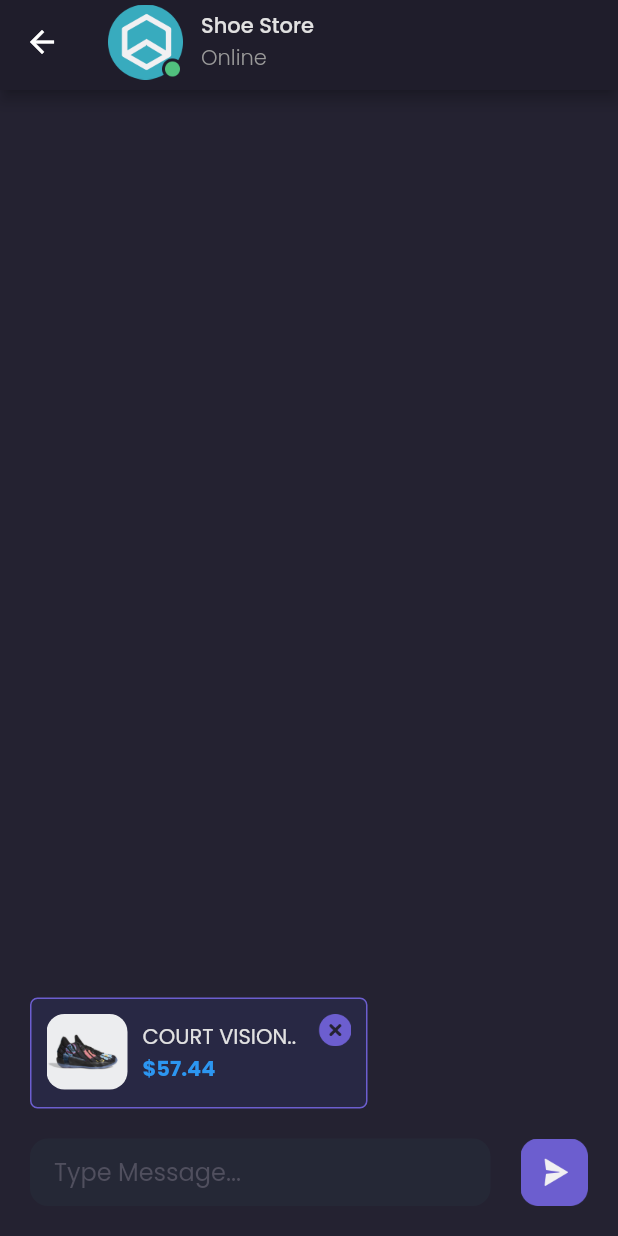
After one commit to TOGICANDRA2734/shamo, a Flutter app: the DetailChatPage screen opened by its route, on a phone screen of 412 x 824 dp. The commit adds this screen. Run offline on Flutter 3.47's test engine with Material 2 defaults, Android fonts, the phone set to English and light mode, and no system bars; our stand-ins replace google_fonts.

Commit message:
Added Chat Page

```diff
--- a/lib/main.dart
+++ b/lib/main.dart
@@ -1,5 +1,6 @@
 import 'package:flutter/material.dart';
-import 'package:shamo/pages/main_page.dart';
+import 'package:shamo/pages/detail_chat_page.dart';
+import 'package:shamo/pages/home/main_page.dart';
 import 'package:shamo/pages/sign_in_page.dart';
 import 'package:shamo/pages/sign_up_page.dart';
 import 'package:shamo/pages/splash_page.dart';
@@ -9,14 +10,12 @@ void main() => runApp(MyApp());
 class MyApp extends StatelessWidget {
   @override
   Widget build(BuildContext context) {
-    return MaterialApp(
-      debugShowCheckedModeBanner: false,
-      routes: {
-        '/': (context) => SplashPage(),
-        '/sign-in': (context) => SignInPage(),
-        '/sign-up': (context) => SignUpPage(),
-        '/home': (context) => MainPage(),
-      }
-    );
+    return MaterialApp(debugShowCheckedModeBanner: false, routes: {
+      '/': (context) => SplashPage(),
+      '/sign-in': (context) => SignInPage(),
+      '/sign-up': (context) => SignUpPage(),
+      '/home': (context) => MainPage(),
+      '/detail-chat': (context) => DetailChatPage(),
+    });
   }
 }
--- /dev/null
+++ b/lib/pages/detail_chat_page.dart
@@ -0,0 +1,144 @@
+import 'package:flutter/material.dart';
+import 'package:shamo/theme.dart';
+
+class DetailChatPage extends StatelessWidget {
+  @override
+  Widget build(BuildContext context) {
+    Widget productPreview() {
+      return Container(
+        width: 225,
+        height: 74,
+        margin: EdgeInsets.only(bottom: 20),
+        padding: EdgeInsets.all(10),
+        decoration: BoxDecoration(
+            color: bgColor5,
+            borderRadius: BorderRadius.circular(5),
+            border: Border.all(color: primaryColor)),
+        child: Row(
+          crossAxisAlignment: CrossAxisAlignment.start,
+          children: [
+            ClipRRect(
+              borderRadius: BorderRadius.circular(12),
+              child: Image.asset(
+                'assets/image_shoes.png',
+                width: 54,
+              ),
+            ),
+            SizedBox(width: 10),
+            Expanded(
+              child: Column(
+                crossAxisAlignment: CrossAxisAlignment.start,
+                mainAxisAlignment: MainAxisAlignment.center,
+                children: [
+                  Text(
+                    'COURT VISION.. ',
+                    style: primaryTextStyle.copyWith(
+                      fontSize: 14,
+                    ),
+                    overflow: TextOverflow.ellipsis,
+                  ),
+                  Text(
+                    '\$57.44',
+                    style: secondaryTextStyle.copyWith(
+                        color: priceColor, fontWeight: bold),
+                  ),
+                ],
+              ),
+            ),
+            Image.asset(
+              'assets/close_button.png',
+              width: 22,
+            ),
+          ],
+        ),
+      );
+    }
+
+    Widget chatInput() {
+      return Container(
+        margin: EdgeInsets.all(20),
+        child: Column(
+          crossAxisAlignment: CrossAxisAlignment.start,
+          mainAxisSize: MainAxisSize.min,
+          children: [
+            productPreview(),
+            Row(
+              children: [
+                Expanded(
+                  child: Container(
+                    height: 45,
+                    padding: EdgeInsets.symmetric(
+                      horizontal: 16,
+                    ),
+                    decoration: BoxDecoration(
+                      color: bgColor4,
+                      borderRadius: BorderRadius.circular(12),
+                    ),
+                    child: Center(
+                      child: TextFormField(
+                        decoration: InputDecoration.collapsed(
+                            hintText: 'Type Message...',
+                            hintStyle: subtitleTextStyle),
+                      ),
+                    ),
+                  ),
+                ),
+                SizedBox(
+                  width: 20,
+                ),
+                Image.asset(
+                  'assets/button_send.png',
+                  width: 45,
+                )
+              ],
+            ),
+          ],
+        ),
+      );
+    }
+
+    return Scaffold(
+      backgroundColor: bgColor3,
+      appBar: PreferredSize(
+        child: AppBar(
+          centerTitle: false,
+          backgroundColor: bgColor1,
+          title: Row(
+            children: [
+              Image.asset(
+                'assets/online_user.png',
+                width: 50,
+              ),
+              SizedBox(
+                width: 12,
+              ),
+              Expanded(
+                child: Column(
+                  crossAxisAlignment: CrossAxisAlignment.start,
+                  children: [
+                    Text(
+                      'Shoe Store',
+                      style: primaryTextStyle.copyWith(
+                        fontSize: 14,
+                        fontWeight: medium,
+                      ),
+                    ),
+                    Text(
+                      'Online',
+                      style: secondaryTextStyle.copyWith(
+                        fontSize: 14,
+                        fontWeight: light,
+                      ),
+                    )
+                  ],
+                ),
+              )
+            ],
+          ),
+        ),
+        preferredSize: Size.fromHeight(60),
+      ),
+      bottomNavigationBar: chatInput(),
+    );
+  }
+}
--- a/lib/theme.dart
+++ b/lib/theme.dart
@@ -11,6 +11,7 @@ Color bgColor1 = Color(0xff1F1D2B);
 Color bgColor2 = Color(0xff2B2937);
 Color bgColor3 = Color(0xff242231);
 Color bgColor4 = Color(0xff252836);
+Color bgColor5 = Color(0xff282844);
 Color primaryTextColor = Color(0xffE1E1E1);
 Color secondaryTextColor = Color(0xff999999);
 Color thirdTextColor = Color(0xff504F5E);
--- a/lib/widgets/chat_tile.dart
+++ b/lib/widgets/chat_tile.dart
@@ -6,7 +6,11 @@ class ChatTile extends StatelessWidget {
 
   @override
   Widget build(BuildContext context) {
-    return Container(
+    return GestureDetector(
+      onTap: () {
+        Navigator.pushNamed(context, '/detail-chat');
+      },
+      child: Container(
           margin: EdgeInsets.only(top: defaultMargin),
           child: Column(
             children: [
@@ -49,8 +53,13 @@ class ChatTile extends StatelessWidget {
                   )
                 ],
               ),
-            // SizedBox(12,1);
+              SizedBox(height: 12),
+              Divider(
+                thickness: 1,
+                color: Color(0xff2B2939),
+              )
             ],
-        ));
+          )),
+    );
   }
 }
```
Also changed, not shown: lib/pages/home/main_page.dart (renamed from lib/pages/main_page.dart, +4 -4 lines), assets/button_send.png (added), assets/close_button.png (added), assets/online_user.png (added), lib/pages/home/chat_page.dart (renamed from lib/pages/chat_page.dart), lib/pages/home/home_page.dart (renamed from lib/pages/home_page.dart), lib/pages/home/profile_page.dart (renamed from lib/pages/profile_page.dart), lib/pages/home/wishlist_page.dart (renamed from lib/pages/wishlist_page.dart). Lines whose indentation alone changed are shown as unchanged.
